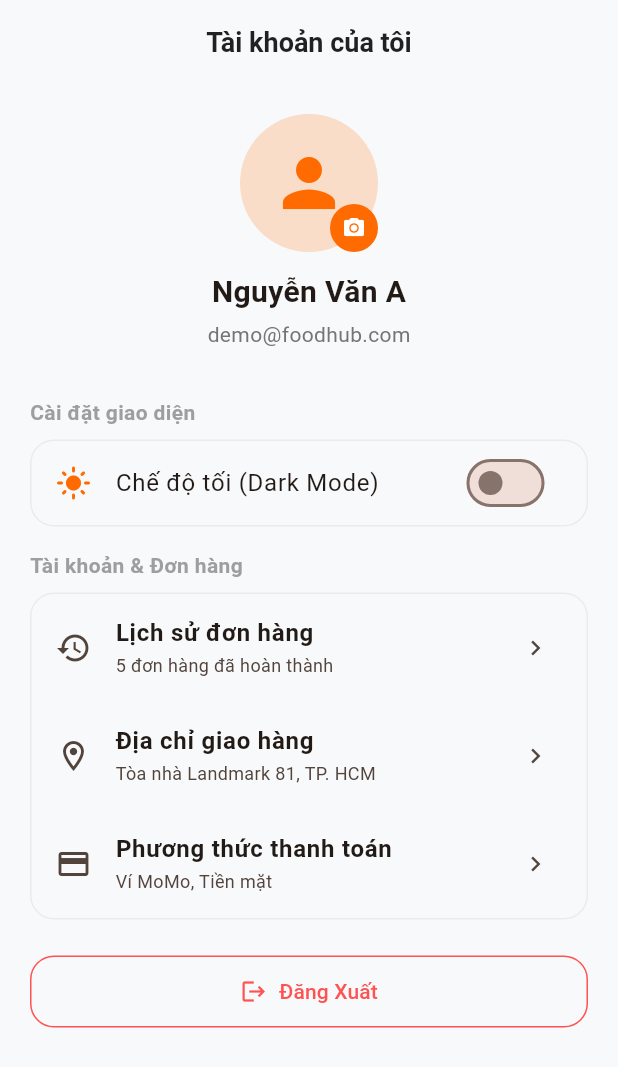
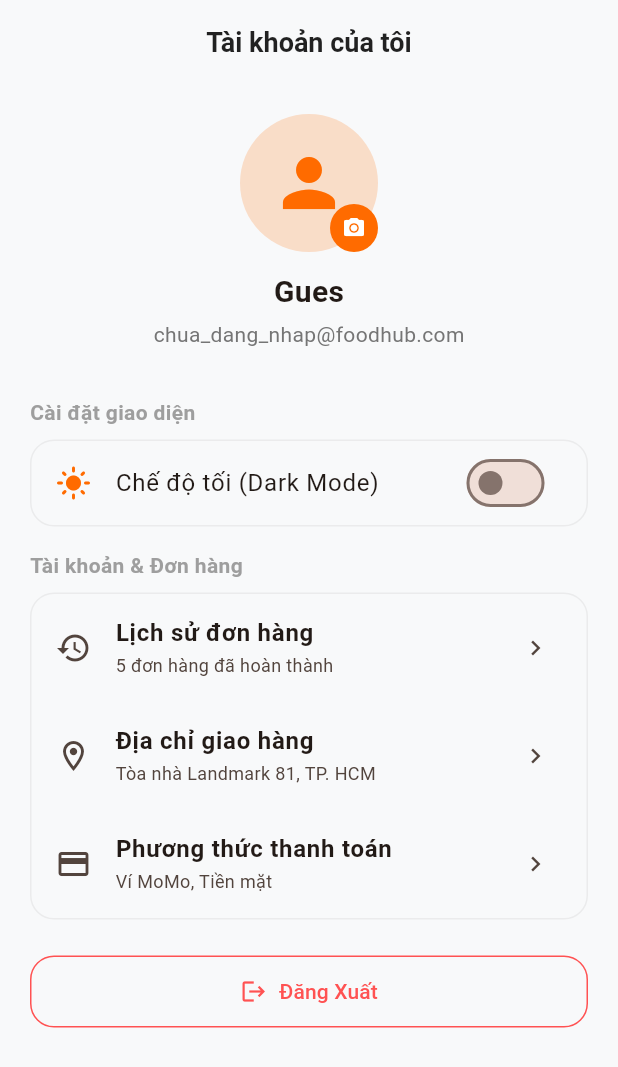
Before and after one commit to thanhht05/foodHub, a Flutter app: the ProfileScreen screen opened directly with empty values, on a phone screen of 412 x 824 dp. Shown: the top 1067 px of the screen. Run offline on Flutter 3.47's test engine with Material 3 defaults, Android fonts, the phone set to English and light mode, and no system bars; our stand-ins replace equatable, flutter_bloc; network calls fail.

Commit message:
Implement authentication BLoC with login/logout functionality and mock user accounts

```diff
--- /dev/null
+++ b/lib/bloc/auth/auth_event.dart
@@ -0,0 +1,36 @@
+import 'package:equatable/equatable.dart';
+
+/*
+ Nghĩ xem người dùng có thể tạo ra những sự kiện gì liên quan đến tài khoản:
+
+Bấm nút "Đăng nhập" kèm email và mật khẩu (LoginSubmittedEvent).
+Bấm nút "Đăng xuất" (LogoutRequestedEvent).
+Ứng dụng vừa bật lên cần kiểm tra xem người dùng đã đăng nhập từ trước chưa
+
+*/
+
+/// Lớp cơ sở (Base Class) cho tất cả sự kiện liên quan đến Xác thực
+abstract class AuthEvent extends Equatable {
+  const AuthEvent();
+  @override
+  List<Object?> get props => [];
+}
+
+/// 1. Sự kiện: Ứng dụng khởi động, kiểm tra trạng thái đăng nhập
+class CheckAuthStatusEvent extends AuthEvent {
+  const CheckAuthStatusEvent();
+}
+
+/// 2. Sự kiện: Người dùng bấm nút Đăng nhập (gửi email & mật khẩu)
+class LoginSubmittedEvent extends AuthEvent {
+  final String email;
+  final String password;
+  const LoginSubmittedEvent({required this.email, required this.password});
+  @override
+  List<Object?> get props => [email, password];
+}
+
+/// 3. Sự kiện: Người dùng bấm Đăng xuất
+class LogoutRequestedEvent extends AuthEvent {
+  const LogoutRequestedEvent();
+}
--- /dev/null
+++ b/lib/bloc/auth/auth_state.dart
@@ -0,0 +1,57 @@
+import 'package:equatable/equatable.dart';
+import 'package:my_first_app/models/user_model.dart';
+
+/*
+
+  AuthInitial: App vừa mở lên, chưa xác định.
+
+
+AuthLoading: Đang xoay vòng tròn kiểm tra email & mật khẩu.
+
+
+AuthAuthenticated: Đăng nhập thành công, kèm theo dữ liệu UserModel user (tên, email).
+
+
+AuthUnauthenticated: Chưa đăng nhập (hoặc vừa bấm Đăng xuất).
+
+
+AuthFailure: Đăng nhập thất bại, kèm theo câu thông báo lỗi errorMessage
+*/
+
+/// Lớp cơ sở (Base Class) cho tất cả trạng thái xác thực
+abstract class AuthState extends Equatable {
+  const AuthState();
+  @override
+  List<Object?> get props => [];
+}
+
+/// 1. Trạng thái khởi đầu khi vừa mở app
+class AuthInitial extends AuthState {
+  const AuthInitial();
+}
+
+/// 2. Trạng thái đang xử lý đăng nhập (xoay vòng loading)
+class AuthLoading extends AuthState {
+  const AuthLoading();
+}
+
+/// 3. Trạng thái Đăng nhập thành công (chứa thông tin người dùng)
+class AuthAuthenticated extends AuthState {
+  final UserModel user;
+  const AuthAuthenticated({required this.user});
+  @override
+  List<Object?> get props => [user];
+}
+
+/// 4. Trạng thái Chưa đăng nhập (hoặc vừa bấm Đăng xuất)
+class AuthUnauthenticated extends AuthState {
+  const AuthUnauthenticated();
+}
+
+/// 5. Trạng thái Đăng nhập thất bại (chứa câu thông báo lỗi)
+class AuthFailure extends AuthState {
+  final String errorMessage;
+  const AuthFailure({required this.errorMessage});
+  @override
+  List<Object?> get props => [errorMessage];
+}
--- a/lib/data/mock_data.dart
+++ b/lib/data/mock_data.dart
@@ -104,3 +104,29 @@ final List<FoodItem> mockFoods = [
     isFavorite: false,
   ),
 ];
+
+/// Tài khoản mẫu dùng để kiểm tra đăng nhập (Mock Auth)
+class MockUserAccount {
+  final String email;
+  final String fullName;
+  final String password;
+
+  const MockUserAccount({
+    required this.email,
+    required this.fullName,
+    required this.password,
+  });
+}
+
+final List<MockUserAccount> mockUserAccounts = [
+  const MockUserAccount(
+    email: 'demo@foodhub.com',
+    fullName: 'Nguyễn Văn A',
+    password: 'password123',
+  ),
+  const MockUserAccount(
+    email: 'admin@foodhub.com',
+    fullName: 'Trần Thị B',
+    password: 'admin123',
+  ),
+];
--- /dev/null
+++ b/lib/models/user_model.dart
@@ -0,0 +1,17 @@
+import 'package:equatable/equatable.dart';
+
+/// Model thông tin người dùng đã đăng nhập
+class UserModel extends Equatable {
+  final String email;
+  final String fullName;
+  final String? avatarUrl;
+
+  const UserModel({
+    required this.email,
+    required this.fullName,
+    this.avatarUrl,
+  });
+
+  @override
+  List<Object?> get props => [email, fullName, avatarUrl];
+}
--- a/lib/screens/profile_screen.dart
+++ b/lib/screens/profile_screen.dart
@@ -1,4 +1,9 @@
 import 'package:flutter/material.dart';
+import 'package:flutter_bloc/flutter_bloc.dart';
+import 'package:my_first_app/bloc/auth/auth_bloc.dart';
+import 'package:my_first_app/bloc/auth/auth_event.dart';
+import 'package:my_first_app/bloc/auth/auth_state.dart';
+
 import 'login_screen.dart';
 
 /// Màn hình Tài khoản & Cài đặt (Profile Screen)
@@ -11,6 +16,14 @@ class ProfileScreen extends StatelessWidget {
   Widget build(BuildContext context) {
     final theme = Theme.of(context);
     final isDark = themeNotifier.value == ThemeMode.dark;
+
+    final authState = context.watch<AuthBloc>().state;
+    final username = authState is AuthAuthenticated
+        ? authState.user.fullName
+        : "Gues";
+    final email = authState is AuthAuthenticated
+        ? authState.user.email
+        : "chua_dang_nhap@foodhub.com";
 
     return Scaffold(
       appBar: AppBar(
@@ -29,7 +42,9 @@ class ProfileScreen extends StatelessWidget {
                     children: [
                       CircleAvatar(
                         radius: 46,
-                        backgroundColor: theme.colorScheme.primary.withValues(alpha: 0.2),
+                        backgroundColor: theme.colorScheme.primary.withValues(
+                          alpha: 0.2,
+                        ),
                         child: Icon(
                           Icons.person,
                           size: 52,
@@ -42,19 +57,23 @@ class ProfileScreen extends StatelessWidget {
                         child: CircleAvatar(
                           radius: 16,
                           backgroundColor: theme.colorScheme.primary,
-                          child: const Icon(Icons.camera_alt, size: 16, color: Colors.white),
+                          child: const Icon(
+                            Icons.camera_alt,
+                            size: 16,
+                            color: Colors.white,
+                          ),
                         ),
                       ),
                     ],
                   ),
                   const SizedBox(height: 12),
-                  const Text(
-                    'Nguyễn Văn A',
+                  Text(
+                    username,
                     style: TextStyle(fontSize: 20, fontWeight: FontWeight.bold),
                   ),
                   const SizedBox(height: 4),
                   Text(
-                    'demo@foodhub.com',
+                    email,
                     style: TextStyle(fontSize: 14, color: Colors.grey.shade600),
                   ),
                 ],
@@ -76,7 +95,9 @@ class ProfileScreen extends StatelessWidget {
                     value: isDark,
                     activeThumbColor: theme.colorScheme.primary,
                     onChanged: (val) {
-                      themeNotifier.value = val ? ThemeMode.dark : ThemeMode.light;
+                      themeNotifier.value = val
+                          ? ThemeMode.dark
+                          : ThemeMode.light;
                     },
                   ),
                 ),
@@ -117,18 +138,14 @@ class ProfileScreen extends StatelessWidget {
                   foregroundColor: Colors.redAccent,
                   side: const BorderSide(color: Colors.redAccent),
                   padding: const EdgeInsets.symmetric(vertical: 14),
-                  shape: RoundedRectangleBorder(borderRadius: BorderRadius.circular(16)),
+                  shape: RoundedRectangleBorder(
+                    borderRadius: BorderRadius.circular(16),
+                  ),
                 ),
                 icon: const Icon(Icons.logout),
                 label: const Text('Đăng Xuất'),
                 onPressed: () {
-                  Navigator.pushAndRemoveUntil(
-                    context,
-                    MaterialPageRoute(
-                      builder: (context) => LoginScreen(themeNotifier: themeNotifier),
-                    ),
-                    (route) => false,
-                  );
+                  context.read<AuthBloc>().add(const LogoutRequestedEvent());
                 },
               ),
             ),
@@ -138,13 +155,20 @@ class ProfileScreen extends StatelessWidget {
     );
   }
 
-  Widget _buildSettingSection({required String title, required List<Widget> children}) {
+  Widget _buildSettingSection({
+    required String title,
+    required List<Widget> children,
+  }) {
     return Column(
       crossAxisAlignment: CrossAxisAlignment.start,
       children: [
         Text(
           title,
-          style: const TextStyle(fontSize: 14, fontWeight: FontWeight.bold, color: Colors.grey),
+          style: const TextStyle(
+            fontSize: 14,
+            fontWeight: FontWeight.bold,
+            color: Colors.grey,
+          ),
         ),
         const SizedBox(height: 8),
         Container(
```
Also changed, not shown: lib/bloc/auth/auth_bloc.dart (added, +74 -0 lines), lib/main.dart (+20 -3 lines), lib/screens/login_screen.dart (+47 -27 lines).
